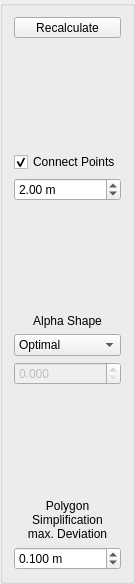
eringerli/QtOpenGuidance, file src/gui/FieldsOptimitionToolbar.ui: the form before one commit.
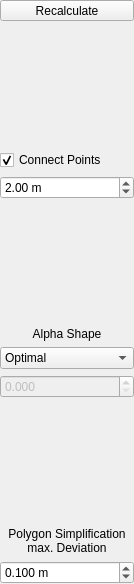
The form after the commit. Icons and pictures are not drawn.

Commit message: various GUI related changes (margins, renamed classes, etc)

The edit to the form file:
```diff
--- a/src/gui/FieldsOptimitionToolbar.ui
+++ b/src/gui/FieldsOptimitionToolbar.ui
@@ -1,12 +1,12 @@
 <?xml version="1.0" encoding="UTF-8"?>
 <ui version="4.0">
  <class>FieldsOptimitionToolbar</class>
- <widget class="QGroupBox" name="FieldsOptimitionToolbar">
+ <widget class="QWidget" name="FieldsOptimitionToolbar">
   <property name="geometry">
    <rect>
     <x>0</x>
     <y>0</y>
-    <width>131</width>
+    <width>134</width>
     <height>584</height>
    </rect>
   </property>
@@ -14,6 +14,18 @@
    <string>Fields Optimition</string>
   </property>
   <layout class="QVBoxLayout" name="verticalLayout">
+   <property name="leftMargin">
+    <number>0</number>
+   </property>
+   <property name="topMargin">
+    <number>0</number>
+   </property>
+   <property name="rightMargin">
+    <number>0</number>
+   </property>
+   <property name="bottomMargin">
+    <number>0</number>
+   </property>
    <item>
     <widget class="QToolButton" name="pbRecalculate">
      <property name="sizePolicy">
```
The commit also changes 23 other files.
